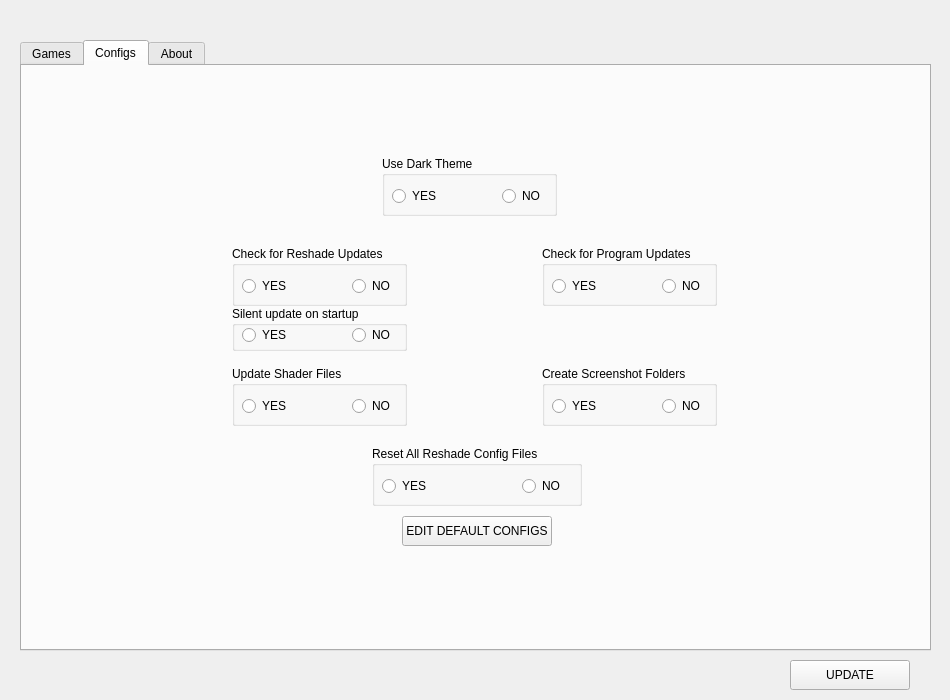
The window that src/ui/main.ui (ddc/ReShadeUtils) describes before a commit, drawn with Qt 5.
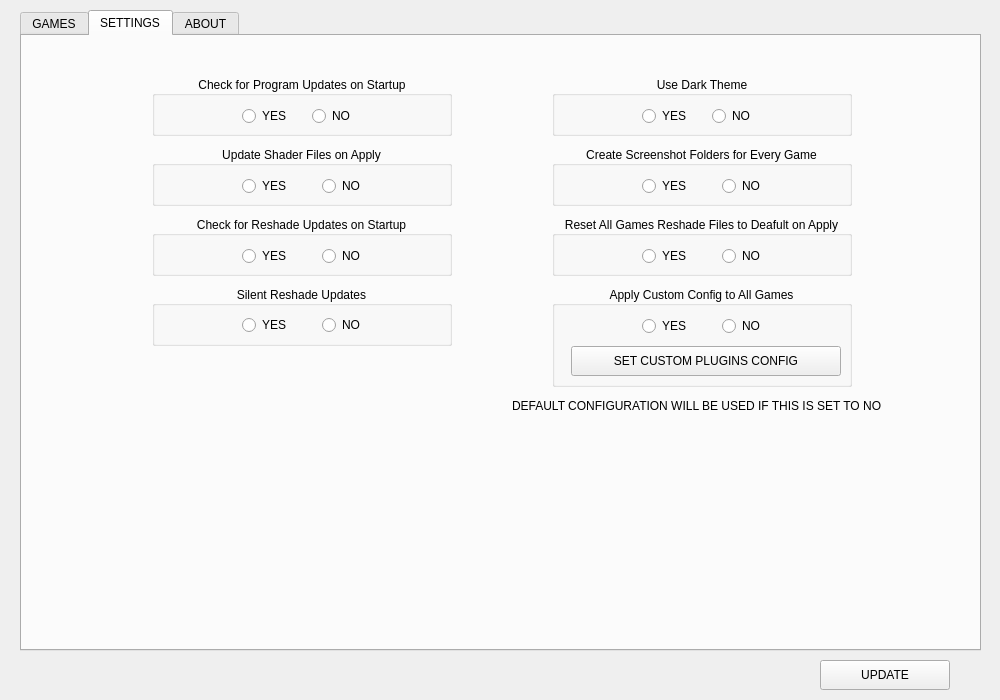
The same window after the commit. The open tabs and pages were chosen to show the change. Icons and pictures are not drawn.

Diff of the .ui file:
```diff
--- a/src/ui/main.ui
+++ b/src/ui/main.ui
@@ -6,31 +6,19 @@
    <rect>
     <x>0</x>
     <y>0</y>
-    <width>950</width>
+    <width>1000</width>
     <height>700</height>
    </rect>
   </property>
   <property name="minimumSize">
    <size>
-    <width>950</width>
+    <width>1000</width>
     <height>700</height>
    </size>
   </property>
   <property name="maximumSize">
    <size>
-    <width>950</width>
-    <height>700</height>
-   </size>
-  </property>
-  <property name="sizeIncrement">
-   <size>
-    <width>950</width>
-    <height>700</height>
-   </size>
-  </property>
-  <property name="baseSize">
-   <size>
-    <width>950</width>
+    <width>1000</width>
     <height>700</height>
    </size>
   </property>
@@ -40,10 +28,10 @@
   <widget class="QLabel" name="reshade_version_label">
    <property name="geometry">
     <rect>
-     <x>380</x>
+     <x>860</x>
      <y>10</y>
-     <width>191</width>
-     <height>20</height>
+     <width>121</width>
+     <height>16</height>
     </rect>
    </property>
    <property name="font">
@@ -62,20 +50,26 @@
    <property name="geometry">
     <rect>
      <x>20</x>
-     <y>40</y>
-     <width>911</width>
-     <height>611</height>
+     <y>10</y>
+     <width>961</width>
+     <height>641</height>
     </rect>
    </property>
    <property name="currentIndex">
     <number>0</number>
    </property>
+   <property name="iconSize">
+    <size>
+     <width>20</width>
+     <height>20</height>
+    </size>
+   </property>
    <property name="usesScrollButtons">
     <bool>false</bool>
    </property>
    <widget class="QWidget" name="games_tab">
     <attribute name="title">
-     <string>Games</string>
+     <string>GAMES</string>
     </attribute>
     <widget class="QGroupBox" name="architecture_groupBox">
      <property name="geometry">
@@ -378,24 +372,27 @@
    </widget>
    <widget class="QWidget" name="configs_tab">
     <attribute name="title">
-     <string>Configs</string>
+     <string>SETTINGS</string>
     </attribute>
     <widget class="QGroupBox" name="update_shaders_groupBox">
      <property name="geometry">
       <rect>
-       <x>210</x>
-       <y>300</y>
-       <width>175</width>
+       <x>130</x>
+       <y>110</y>
+       <width>300</width>
        <height>60</height>
       </rect>
      </property>
      <property name="title">
-      <string>Update Shader Files</string>
+      <string>Update Shader Files on Apply</string>
+     </property>
+     <property name="alignment">
+      <set>Qt::AlignCenter</set>
      </property>
      <widget class="QRadioButton" name="yes_update_shaders_radioButton">
       <property name="geometry">
        <rect>
-        <x>10</x>
+        <x>90</x>
         <y>30</y>
         <width>50</width>
         <height>20</height>
@@ -408,7 +405,7 @@
      <widget class="QRadioButton" name="no_update_shaders_radioButton">
       <property name="geometry">
        <rect>
-        <x>120</x>
+        <x>170</x>
         <y>30</y>
         <width>50</width>
         <height>20</height>
@@ -422,19 +419,22 @@
     <widget class="QGroupBox" name="check_program_updates_groupBox">
      <property name="geometry">
       <rect>
-       <x>520</x>
-       <y>180</y>
-       <width>175</width>
+       <x>130</x>
+       <y>40</y>
+       <width>300</width>
        <height>60</height>
       </rect>
      </property>
      <property name="title">
-      <string>Check for Program Updates</string>
+      <string>Check for Program Updates on Startup</string>
+     </property>
+     <property name="alignment">
+      <set>Qt::AlignCenter</set>
      </property>
      <widget class="QRadioButton" name="yes_check_program_updates_radioButton">
       <property name="geometry">
        <rect>
-        <x>10</x>
+        <x>90</x>
         <y>30</y>
         <width>50</width>
         <height>20</height>
@@ -447,7 +447,7 @@
      <widget class="QRadioButton" name="no_check_program_updates_radioButton">
       <property name="geometry">
        <rect>
-        <x>120</x>
+        <x>160</x>
         <y>30</y>
         <width>50</width>
         <height>20</height>
@@ -461,19 +461,22 @@
     <widget class="QGroupBox" name="use_dark_theme_groupBox">
      <property name="geometry">
       <rect>
-       <x>360</x>
-       <y>90</y>
-       <width>175</width>
+       <x>530</x>
+       <y>40</y>
+       <width>300</width>
        <height>60</height>
       </rect>
      </property>
      <property name="title">
       <string>Use Dark Theme</string>
      </property>
+     <property name="alignment">
+      <set>Qt::AlignCenter</set>
+     </property>
      <widget class="QRadioButton" name="yes_dark_theme_radioButton">
       <property name="geometry">
        <rect>
-        <x>10</x>
+        <x>90</x>
         <y>30</y>
         <width>50</width>
         <height>20</height>
@@ -486,7 +489,7 @@
      <widget class="QRadioButton" name="no_dark_theme_radioButton">
       <property name="geometry">
        <rect>
-        <x>120</x>
+        <x>160</x>
         <y>30</y>
         <width>50</width>
         <height>20</height>
@@ -500,19 +503,22 @@
     <widget class="QGroupBox" name="create_screenshots_folder_groupBox">
      <property name="geometry">
       <rect>
-       <x>520</x>
-       <y>300</y>
-       <width>175</width>
+       <x>530</x>
+       <y>110</y>
+       <width>300</width>
        <height>60</height>
       </rect>
      </property>
      <property name="title">
-      <string>Create Screenshot Folders</string>
+      <string>Create Screenshot Folders for Every Game</string>
+     </property>
+     <property name="alignment">
+      <set>Qt::AlignCenter</set>
      </property>
      <widget class="QRadioButton" name="yes_screenshots_folder_radioButton">
       <property name="geometry">
        <rect>
-        <x>10</x>
+        <x>90</x>
         <y>30</y>
         <width>50</width>
         <height>20</height>
@@ -525,7 +531,7 @@
      <widget class="QRadioButton" name="no_screenshots_folder_radioButton">
       <property name="geometry">
        <rect>
-        <x>120</x>
+        <x>170</x>
         <y>30</y>
         <width>50</width>
         <height>20</height>
@@ -539,19 +545,22 @@
     <widget class="QGroupBox" name="reset_all_reshade_config_groupBox">
      <property name="geometry">
       <rect>
-       <x>350</x>
-       <y>380</y>
-       <width>210</width>
+       <x>530</x>
+       <y>180</y>
+       <width>300</width>
        <height>60</height>
       </rect>
      </property>
      <property name="title">
-      <string>Reset All Reshade Config Files</string>
+      <string>Reset All Games Reshade Files to Deafult on Apply</string>
+     </property>
+     <property name="alignment">
+      <set>Qt::AlignCenter</set>
      </property>
      <widget class="QRadioButton" name="yes_reset_reshade_radioButton">
       <property name="geometry">
        <rect>
-        <x>10</x>
+        <x>90</x>
         <y>30</y>
         <width>50</width>
         <height>20</height>
@@ -564,7 +573,7 @@
      <widget class="QRadioButton" name="no_reset_reshade_radioButton">
       <property name="geometry">
        <rect>
-        <x>150</x>
+        <x>170</x>
         <y>30</y>
         <width>50</width>
         <height>20</height>
@@ -578,19 +587,22 @@
     <widget class="QGroupBox" name="check_reshade_updates_groupBox">
      <property name="geometry">
       <rect>
-       <x>210</x>
+       <x>130</x>
        <y>180</y>
-       <width>175</width>
+       <width>300</width>
        <height>60</height>
       </rect>
      </property>
      <property name="title">
-      <string>Check for Reshade Updates</string>
+      <string>Check for Reshade Updates on Startup</string>
+     </property>
+     <property name="alignment">
+      <set>Qt::AlignCenter</set>
      </property>
      <widget class="QRadioButton" name="yes_check_reshade_updates_radioButton">
       <property name="geometry">
        <rect>
-        <x>10</x>
+        <x>90</x>
         <y>30</y>
         <width>50</width>
         <height>20</height>
@@ -603,7 +615,7 @@
      <widget class="QRadioButton" name="no_check_reshade_updates_radioButton">
       <property name="geometry">
        <rect>
-        <x>120</x>
+        <x>170</x>
         <y>30</y>
         <width>50</width>
         <height>20</height>
@@ -614,57 +626,26 @@
       </property>
      </widget>
     </widget>
-    <widget class="QPushButton" name="edit_default_config_button">
-     <property name="geometry">
-      <rect>
-       <x>380</x>
-       <y>450</y>
-       <width>150</width>
-       <height>30</height>
-      </rect>
-     </property>
-     <property name="sizePolicy">
-      <sizepolicy hsizetype="Minimum" vsizetype="Fixed">
-       <horstretch>0</horstretch>
-       <verstretch>0</verstretch>
-      </sizepolicy>
-     </property>
-     <property name="minimumSize">
-      <size>
-       <width>150</width>
-       <height>30</height>
-      </size>
-     </property>
-     <property name="maximumSize">
-      <size>
-       <width>150</width>
-       <height>30</height>
-      </size>
-     </property>
-     <property name="toolTip">
-      <string>Click to edit the game path</string>
-     </property>
-     <property name="text">
-      <string>EDIT DEFAULT CONFIGS</string>
-     </property>
-    </widget>
     <widget class="QGroupBox" name="silent_reshade_updates_groupBox">
      <property name="geometry">
       <rect>
-       <x>210</x>
-       <y>240</y>
-       <width>175</width>
-       <height>45</height>
+       <x>130</x>
+       <y>250</y>
+       <width>300</width>
+       <height>60</height>
       </rect>
      </property>
      <property name="title">
-      <string>Silent update on startup</string>
+      <string>Silent Reshade Updates</string>
+     </property>
+     <property name="alignment">
+      <set>Qt::AlignCenter</set>
      </property>
      <widget class="QRadioButton" name="yes_silent_reshade_updates_radioButton">
       <property name="geometry">
        <rect>
-        <x>10</x>
-        <y>20</y>
+        <x>90</x>
+        <y>30</y>
         <width>50</width>
         <height>18</height>
        </rect>
@@ -676,8 +657,8 @@
      <widget class="QRadioButton" name="no_silent_reshade_updates_radioButton">
       <property name="geometry">
        <rect>
-        <x>120</x>
-        <y>20</y>
+        <x>170</x>
+        <y>30</y>
         <width>45</width>
         <height>18</height>
        </rect>
@@ -687,10 +668,91 @@
       </property>
      </widget>
     </widget>
+    <widget class="QGroupBox" name="apply_custom_config_groupBox">
+     <property name="geometry">
+      <rect>
+       <x>530</x>
+       <y>250</y>
+       <width>300</width>
+       <height>101</height>
+      </rect>
+     </property>
+     <property name="title">
+      <string>Apply Custom Config to All Games</string>
+     </property>
+     <property name="alignment">
+      <set>Qt::AlignCenter</set>
+     </property>
+     <widget class="QPushButton" name="edit_all_games_custom_config_button">
+      <property name="geometry">
+       <rect>
+        <x>19</x>
+        <y>60</y>
+        <width>270</width>
+        <height>30</height>
+       </rect>
+      </property>
+      <property name="sizePolicy">
+       <sizepolicy hsizetype="Minimum" vsizetype="Fixed">
+        <horstretch>0</horstretch>
+        <verstretch>0</verstretch>
+       </sizepolicy>
+      </property>
+      <property name="toolTip">
+       <string>Edit reshade plugins file settings</string>
+      </property>
+      <property name="text">
+       <string>SET CUSTOM PLUGINS CONFIG</string>
+      </property>
+      <property name="icon">
+       <iconset>
+        <normaloff>../images/plugin.png</normaloff>../images/plugin.png</iconset>
+      </property>
+     </widget>
+     <widget class="QRadioButton" name="yes_all_games_custom_config_radioButton">
+      <property name="geometry">
+       <rect>
+        <x>90</x>
+        <y>30</y>
+        <width>50</width>
+        <height>20</height>
+       </rect>
+      </property>
+      <property name="text">
+       <string>YES</string>
+      </property>
+     </widget>
+     <widget class="QRadioButton" name="no_all_games_custom_config_radioButton">
+      <property name="geometry">
+       <rect>
+        <x>170</x>
+        <y>30</y>
+        <width>50</width>
+        <height>20</height>
+       </rect>
+      </property>
+      <property name="text">
+       <string>NO</string>
+      </property>
+     </widget>
+    </widget>
+    <widget class="QLabel" name="default_config_label">
+     <property name="geometry">
+      <rect>
+       <x>490</x>
+       <y>360</y>
+       <width>391</width>
+       <height>20</height>
+      </rect>
+     </property>
+     <property name="text">
+      <string>DEFAULT CONFIGURATION WILL BE USED IF THIS IS SET TO NO</string>
+     </property>
+    </widget>
    </widget>
    <widget class="QWidget" name="about_tab">
     <attribute name="title">
-     <string>About</string>
+     <string>ABOUT</string>
     </attribute>
     <widget class="QTextBrowser" name="about_textBrowser">
      <property name="geometry">
@@ -804,7 +866,7 @@
   <widget class="QLabel" name="updateAvail_label">
    <property name="geometry">
     <rect>
-     <x>290</x>
+     <x>260</x>
      <y>655</y>
      <width>481</width>
      <height>40</height>
@@ -825,23 +887,14 @@
   <widget class="QPushButton" name="update_button">
    <property name="geometry">
     <rect>
-     <x>790</x>
+     <x>820</x>
      <y>660</y>
-     <width>120</width>
+     <width>130</width>
      <height>30</height>
     </rect>
    </property>
-   <property name="minimumSize">
-    <size>
-     <width>120</width>
-     <height>30</height>
-    </size>
-   </property>
-   <property name="maximumSize">
-    <size>
-     <width>120</width>
-     <height>30</height>
-    </size>
+   <property name="toolTip">
+    <string>Update program version</string>
    </property>
    <property name="text">
     <string>UPDATE</string>
```
Left out of the diff: 270 changed lines with no effect on the pictures.
